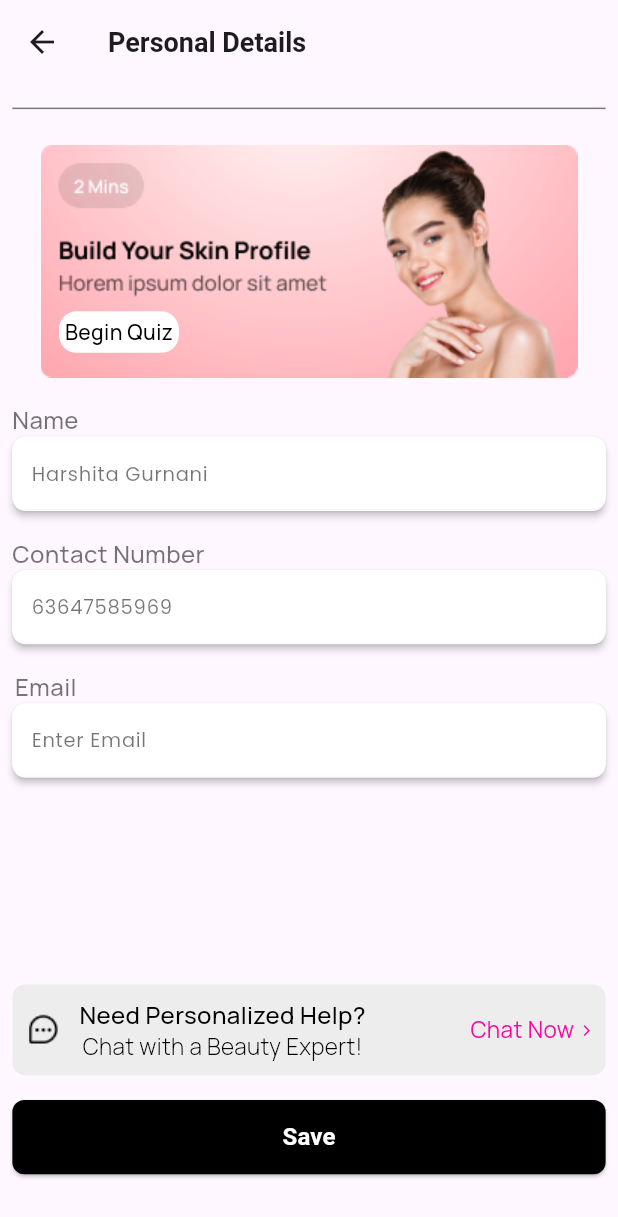
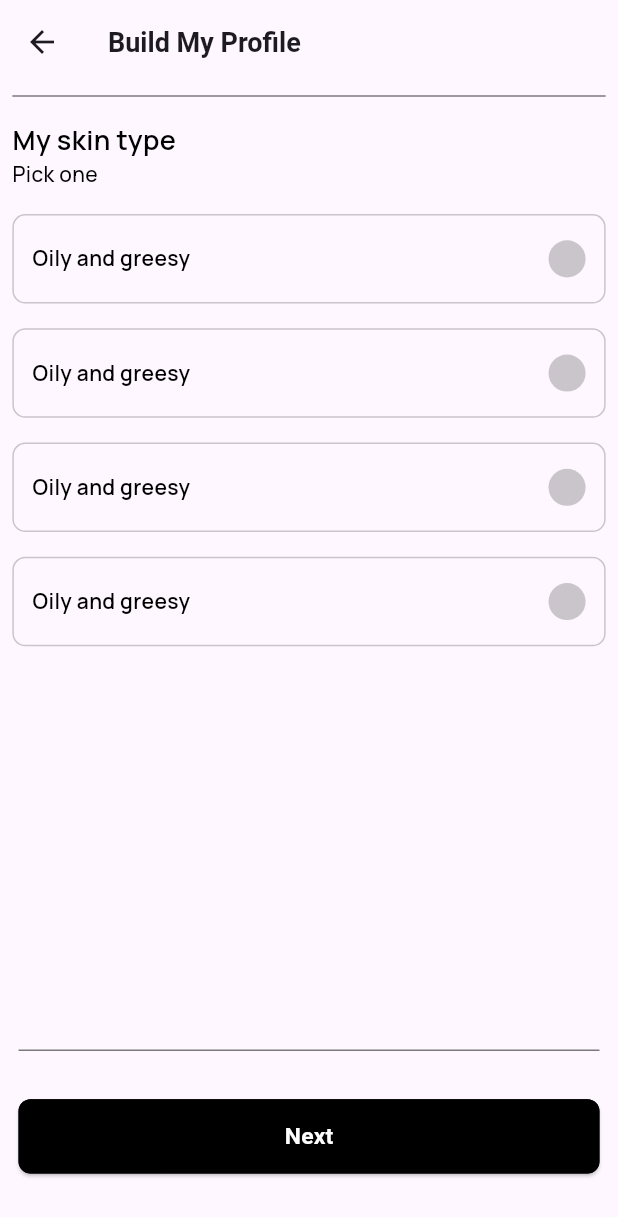
Before and after one commit to rohit0915/Mr-Manav-IZA-App-Frontend, a Flutter app: the PersonalDetailsScreen screen opened directly, after a tap on "Begin Quiz", on a phone screen of 412 x 824 dp. Shown: the top 1217 px of the screen. Run offline on Flutter 3.47's test engine with Material 3 defaults, Android fonts, the phone set to English and light mode, and no system bars; our stand-ins replace get, google_fonts, intl_phone_field, pinput, responsive_sizer, smooth_page_indicator.

Commit message:
6 screen added

```diff
--- a/lib/utilz/button_widget.dart
+++ b/lib/utilz/button_widget.dart
@@ -1,34 +1,46 @@
 import 'package:flutter/material.dart';
-import 'package:iza_app/utilz/colors.dart';
 import 'package:responsive_sizer/responsive_sizer.dart';
 
 class CustomButton extends StatelessWidget {
-  const CustomButton(
-      {super.key, required this.onpress, this.width, this.height, this.title});
+  const CustomButton({
+    super.key,
+    required this.onpress,
+    this.width,
+    this.height,
+    this.textColor,
+    this.title,
+    this.color,
+    this.borderColor,
+  });
+
   final String? title;
   final double? width;
   final double? height;
   final Function() onpress;
+  final Color? color;
+  final Color? textColor;
+  final Color? borderColor;
 
   @override
   Widget build(BuildContext context) {
     return SizedBox(
-      width: double.infinity,
-      height: height ?? Adaptive.h(6),
+      width: width ?? double.infinity,
+      height: height ?? Adaptive.h(6), // Responsive height using responsive_sizer
       child: ElevatedButton(
         onPressed: onpress,
         style: ElevatedButton.styleFrom(
-          backgroundColor: black,
+          backgroundColor: color ?? Colors.black, // Replaces `primary`
           shape: RoundedRectangleBorder(
             borderRadius: BorderRadius.circular(8.0),
+            side: BorderSide(color: borderColor ?? Colors.black),
           ),
-          minimumSize: const Size(double.infinity, 50),
+          minimumSize: const Size(double.infinity, 50), // Ensures button size
         ),
         child: Text(
           title ?? 'Continue',
           style: TextStyle(
-            color: Colors.white,
-            fontSize: 16.0,
+            color: textColor ?? Colors.white,
+            fontSize: 16.sp, // Responsive font size using responsive_sizer
             fontWeight: FontWeight.bold,
           ),
         ),
--- a/lib/utilz/colors.dart
+++ b/lib/utilz/colors.dart
@@ -4,7 +4,7 @@ import 'package:flutter/material.dart';
 
 const white=Colors.white;
 const black=Colors.black;
-const primary=Color(0xffF8069D);
+const primarys=Color(0xffF8069D);
 const textFieldColor=Color(0xffECECEC);
 const textGreyColor=Color(0xff999999);
 const grey=Color(0xff7A7A7A);
--- a/lib/view/bottom_navigation/custom_bottom_navigator.dart
+++ b/lib/view/bottom_navigation/custom_bottom_navigator.dart
@@ -84,7 +84,7 @@ class _BottomNavigationScreenState extends State<BottomNavigationScreen> {
           Image.asset(
             assetPath,
             color:
-                controller.currentIndex.value == index ? primary : Colors.black,
+                controller.currentIndex.value == index ? primarys : Colors.black,
             // height: 24.sp,
             // width: 24.sp,
           ),
--- a/lib/view/category_section/category_screen.dart
+++ b/lib/view/category_section/category_screen.dart
@@ -162,7 +162,7 @@ class CategoryScreen extends StatelessWidget {
                                             padding: EdgeInsets.all(12.sp),
                                             decoration: BoxDecoration(
                                                 color:
-                                                    primary.withOpacity(0.1)),
+                                                    primarys.withOpacity(0.1)),
                                             child: Column(
                                               children: [
                                                 buildsTextManrope(
@@ -173,7 +173,7 @@ class CategoryScreen extends StatelessWidget {
                                                 buildVspacer(1.h),
                                                 Divider(
                                                   color:
-                                                      primary.withOpacity(0.4),
+                                                      primarys.withOpacity(0.4),
                                                 )
                                               ],
                                             ),
--- /dev/null
+++ b/lib/view/drawer/personal_details/components/list_of_quiz.dart
@@ -0,0 +1,10 @@
+import 'package:get/get.dart';
+
+RxList<String> quizList = <String>[
+  "My skin type",
+  "Most of the time my skin feels",
+  "My skin goals are",
+  "My hair texture are",
+  "My biggest hair goals are",
+  "I am interested in"
+].obs;
--- a/lib/view/drawer/personal_details/personal_details_screen.dart
+++ b/lib/view/drawer/personal_details/personal_details_screen.dart
@@ -1,11 +1,15 @@
 import 'package:flutter/cupertino.dart';
 import 'package:flutter/material.dart';
+import 'package:flutter/widgets.dart';
+import 'package:get/get.dart';
 import 'package:iza_app/utilz/app_constants.dart';
 import 'package:iza_app/utilz/button_widget.dart';
 import 'package:iza_app/utilz/colors.dart';
 import 'package:iza_app/utilz/custom_appbar.dart';
 import 'package:iza_app/utilz/custom_textfield.dart';
 import 'package:iza_app/utilz/text_constant.dart';
+import 'package:iza_app/view/drawer/personal_details/chat_section/chat_screen.dart';
+import 'package:iza_app/view/drawer/personal_details/quiz_section/quiz_section.dart';
 import 'package:responsive_sizer/responsive_sizer.dart';
 
 class PersonalDetailsScreen extends StatelessWidget {
@@ -34,7 +38,9 @@ class PersonalDetailsScreen extends StatelessWidget {
                     left: Adaptive.w(3),
                     bottom: Adaptive.h(2),
                     child: GestureDetector(
-                      onTap: () {},
+                      onTap: () {
+                        Get.to(() => QuizSectionScreen());
+                      },
                       child: Container(
                         padding: EdgeInsets.all(8.sp),
                         decoration: BoxDecoration(
@@ -80,8 +86,13 @@ class PersonalDetailsScreen extends StatelessWidget {
                     ],
                   ),
                   Spacer(),
-                  buildsTextManrope(
-                      title: "Chat Now >", size: 15.px, color: primary)
+                  GestureDetector(
+                    onTap: () {
+                      Get.to(() => ChatScreen());
+                    },
+                    child: buildsTextManrope(
+                        title: "Chat Now >", size: 15.px, color: primarys),
+                  )
                 ],
               ),
             ),
@@ -90,8 +101,7 @@ class PersonalDetailsScreen extends StatelessWidget {
               onpress: () {},
               title: "Save",
             ),
-                        buildVspacer(4.h),
-
+            buildVspacer(4.h),
           ],
         ),
       ),
--- /dev/null
+++ b/lib/view/drawer/personal_details/quiz_section/quiz_section.dart
@@ -0,0 +1,155 @@
+import 'dart:developer';
+
+import 'package:flutter/material.dart';
+import 'package:get/get.dart';
+import 'package:iza_app/utilz/app_constants.dart';
+import 'package:iza_app/utilz/button_widget.dart';
+import 'package:iza_app/utilz/colors.dart';
+import 'package:iza_app/utilz/custom_appbar.dart';
+import 'package:iza_app/utilz/text_constant.dart';
+import 'package:iza_app/view/drawer/personal_details/components/list_of_quiz.dart';
+import 'package:responsive_sizer/responsive_sizer.dart';
+
+import 'quiz_review_answer/quiz.dart';
+
+class QuizSectionScreen extends StatefulWidget {
+  const QuizSectionScreen({super.key});
+
+  @override
+  State<QuizSectionScreen> createState() => _QuizSectionScreenState();
+}
+
+class _QuizSectionScreenState extends State<QuizSectionScreen> {
+  @override
+  RxInt selctedIndex = 0.obs;
+  Widget build(BuildContext context) {
+    return Scaffold(
+      appBar: CustomAppBar(
+        title: "Build My Profile",
+      ),
+      body: Padding(
+        padding: EdgeInsets.symmetric(horizontal: Adaptive.w(2)),
+        child: Column(
+          children: [
+            Divider(
+              thickness: 1,
+              color: grey,
+            ),
+            buildVspacer(1.h),
+            buildsTextManrope(
+                title: quizList[selctedIndex.value],
+                size: 18.px,
+                fontWeight: FontWeight.w600,
+                align: true),
+            buildsTextManrope(
+              title: "Pick one",
+              size: 14.px,
+              align: true,
+              fontWeight: FontWeight.w500,
+            ),
+            buildVspacer(2.h),
+            SizedBox(
+              child: ListView.separated(
+                  shrinkWrap: true,
+                  physics: NeverScrollableScrollPhysics(),
+                  itemBuilder: (context, index) {
+                    return Container(
+                      padding: EdgeInsets.symmetric(
+                          horizontal: Adaptive.w(3), vertical: Adaptive.h(2)),
+                      decoration: BoxDecoration(
+                          borderRadius: BorderRadius.circular(12.sp),
+                          border: Border.all(color: grey.withOpacity(0.4))),
+                      child: Row(
+                        mainAxisAlignment: MainAxisAlignment.spaceBetween,
+                        children: [
+                          buildsTextManrope(
+                            title: "Oily and greesy",
+                            size: 14.px,
+                            fontWeight: FontWeight.w600,
+                          ),
+                          CircleAvatar(
+                            radius: Adaptive.w(3),
+                            backgroundColor: grey.withOpacity(0.4),
+                          )
+                        ],
+                      ),
+                    );
+                  },
+                  separatorBuilder: (context, index) => buildVspacer(2.h),
+                  itemCount: 4),
+            )
+          ],
+        ),
+      ),
+      floatingActionButtonLocation: FloatingActionButtonLocation.centerDocked,
+      floatingActionButton: Padding(
+        padding: EdgeInsets.symmetric(
+            horizontal: Adaptive.w(3), vertical: Adaptive.h(4)),
+        child: selctedIndex.value != 0
+            ? SizedBox(
+                height: Adaptive.h(12),
+                child: Column(
+                  children: [
+                    Divider(
+                      color: grey,
+                    ),
+                    buildVspacer(3.h),
+                    Flex(
+                      direction: Axis.horizontal,
+                      children: [
+                        Expanded(
+                          child: CustomButton(
+                            onpress: () {
+                              setState(() {
+                                selctedIndex.value = selctedIndex.value - 1;
+                              });
+                            },
+                            title: "Back",
+                            color: white,
+                            textColor: black,
+                          ),
+                        ),
+                        buildHspacer(3.w),
+                        Expanded(
+                          child: CustomButton(
+                            onpress: () {
+                              log("selected index:$selctedIndex");
+                              if (selctedIndex.value == quizList.length - 1) {
+                                Get.to(() => QuizReviewSectionScreen());
+                              } else {
+                                setState(() {
+                                  selctedIndex.value = selctedIndex.value + 1;
+                                });
+                              }
+                            },
+                            title: "Next",
+                          ),
+                        ),
+                      ],
+                    ),
+                  ],
+                ),
+              )
+            : SizedBox(
+                height: Adaptive.h(12),
+                child: Column(
+                  children: [
+                    Divider(
+                      color: grey,
+                    ),
+                    buildVspacer(3.h),
+                    CustomButton(
+                      onpress: () {
+                        setState(() {
+                          selctedIndex.value = selctedIndex.value + 1;
+                        });
+                      },
+                      title: "Next",
+                    ),
+                  ],
+                ),
+              ),
+      ),
+    );
+  }
+}
--- a/lib/view/login_section/login_screen.dart
+++ b/lib/view/login_section/login_screen.dart
@@ -122,14 +122,14 @@ class LoginScreen extends StatelessWidget {
                                 "Edit Number",
                                 style: GoogleFonts.manrope(
                                     fontWeight: FontWeight.w500,
-                                    color: primary,
+                                    color: primarys,
                                     fontSize: 15.px),
                               ),
                               Text(
                                 "Resend OTP ",
                                 style: GoogleFonts.manrope(
                                     fontWeight: FontWeight.w500,
-                                    color: primary,
+                                    color: primarys,
                                     fontSize: 15.px),
                               ),
                             ],
--- a/lib/view/offer_section/offer_screen.dart
+++ b/lib/view/offer_section/offer_screen.dart
@@ -462,7 +462,7 @@ class _OfferScreenState extends State<OfferScreen> {
                     decoration: BoxDecoration(
                       color: white,
                       border: Border.all(
-                        color: primary,
+                        color: primarys,
                       ),
                       borderRadius: BorderRadius.circular(8.sp),
                     ),
@@ -470,7 +470,7 @@ class _OfferScreenState extends State<OfferScreen> {
                       child: buildsTextManrope(
                         title: featureProduct[index],
                         size: 13.px,
-                        color: primary,
+                        color: primarys,
                         fontWeight: FontWeight.w500,
                       ),
                     ),
--- a/lib/view/stream/stream_screen.dart
+++ b/lib/view/stream/stream_screen.dart
@@ -119,7 +119,7 @@ class _StreamScreenState extends State<StreamScreen> {
                   horizontal: Adaptive.w(2), vertical: Adaptive.h(1)),
               width: double.infinity,
               decoration: BoxDecoration(
-                color: primary.withOpacity(0.12),
+                color: primarys.withOpacity(0.12),
               ),
               child: ListView.separated(
                 scrollDirection: Axis.horizontal,
```
Also changed, not shown: lib/controller/profile_controller.dart (added, +9 -0 lines), lib/view/drawer/personal_details/chat_section/chat_screen.dart (added, +144 -0 lines), lib/view/drawer/personal_details/quiz_section/quiz_review_answer/quiz.dart (added, +98 -0 lines), assets/images/review.png (added), pubspec.lock.
